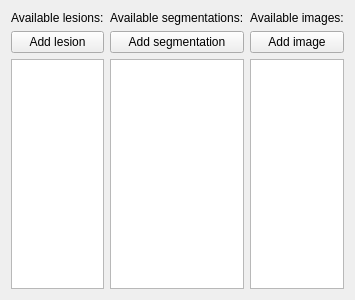
MITK/MITK, file Plugins/org.mitk.gui.qt.semanticrelations/src/internal/QmitkLesionInfoWidgetControls.ui: the form before one commit.
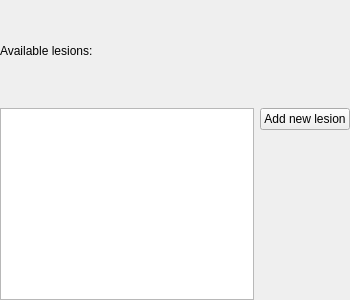
The form after the commit.

Commit message: Remove list widgets and replace with patient table inspector

Diff of the .ui file:
```diff
--- a/Plugins/org.mitk.gui.qt.semanticrelations/src/internal/QmitkLesionInfoWidgetControls.ui
+++ b/Plugins/org.mitk.gui.qt.semanticrelations/src/internal/QmitkLesionInfoWidgetControls.ui
@@ -14,57 +14,35 @@
    </rect>
   </property>
   <layout class="QGridLayout" name="gridLayout">
-  <item row="0" column="0">
+   <property name="leftMargin">
+    <number>0</number>
+   </property>
+   <property name="topMargin">
+    <number>0</number>
+   </property>
+   <property name="rightMargin">
+    <number>0</number>
+   </property>
+   <property name="bottomMargin">
+    <number>0</number>
+   </property>
+   <item row="1" column="0" rowspan="2">
+    <widget class="QListWidget" name="lesionListWidget"/>
+   </item>
+   <item row="1" column="1">
+    <widget class="QPushButton" name="addLesionPushButton">
+     <property name="text">
+      <string>Add new lesion</string>
+     </property>
+    </widget>
+   </item>
+   <item row="0" column="0">
     <widget class="QLabel" name="lesionInfoWidgetLabel">
      <property name="text">
       <string>Available lesions:</string>
      </property>
     </widget>
    </item>
-   <item row="0" column="1">
-    <widget class="QLabel" name="segmentationInfoWidgetLabel">
-     <property name="text">
-      <string>Available segmentations:</string>
-     </property>
-    </widget>
-   </item>
-   <item row="0" column="2">
-    <widget class="QLabel" name="imageInfoWidgetLabel">
-     <property name="text">
-      <string>Available images:</string>
-     </property>
-    </widget>
-   </item>
-   <item row="1" column="0">
-    <widget class="QPushButton" name="addLesionPushButton">
-     <property name="text">
-      <string>Add lesion</string>
-     </property>
-    </widget>
-   </item>
-   <item row="1" column="1">
-    <widget class="QPushButton" name="addSegmentationPushButton">
-     <property name="text">
-      <string>Add segmentation</string>
-     </property>
-    </widget>
-   </item>
-   <item row="1" column="2">
-    <widget class="QPushButton" name="addImagePushButton">
-     <property name="text">
-      <string>Add image</string>
-     </property>
-    </widget>
-   </item>
-   <item row="2" column="0">
-    <widget class="QListWidget" name="lesionListWidget"/>
-   </item>
-   <item row="2" column="1">
-    <widget class="QListWidget" name="segmentationListWidget"/>
-   </item>
-   <item row="2" column="2">
-    <widget class="QListWidget" name="imageListWidget"/>
-   </item>
   </layout>
  </widget>
  <resources/>
```
The commit also changes 7 other files.
